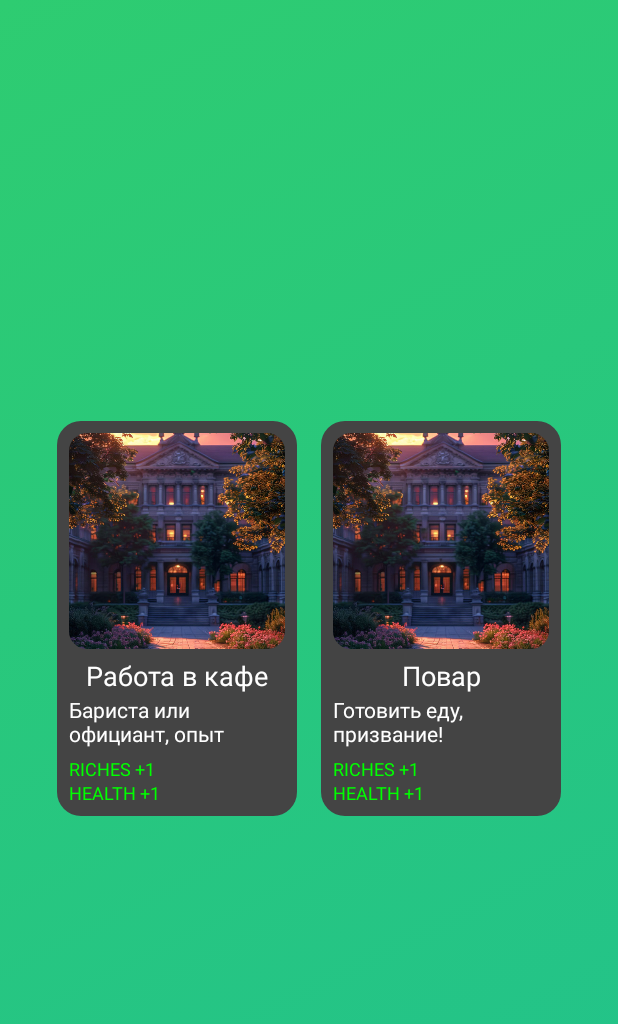
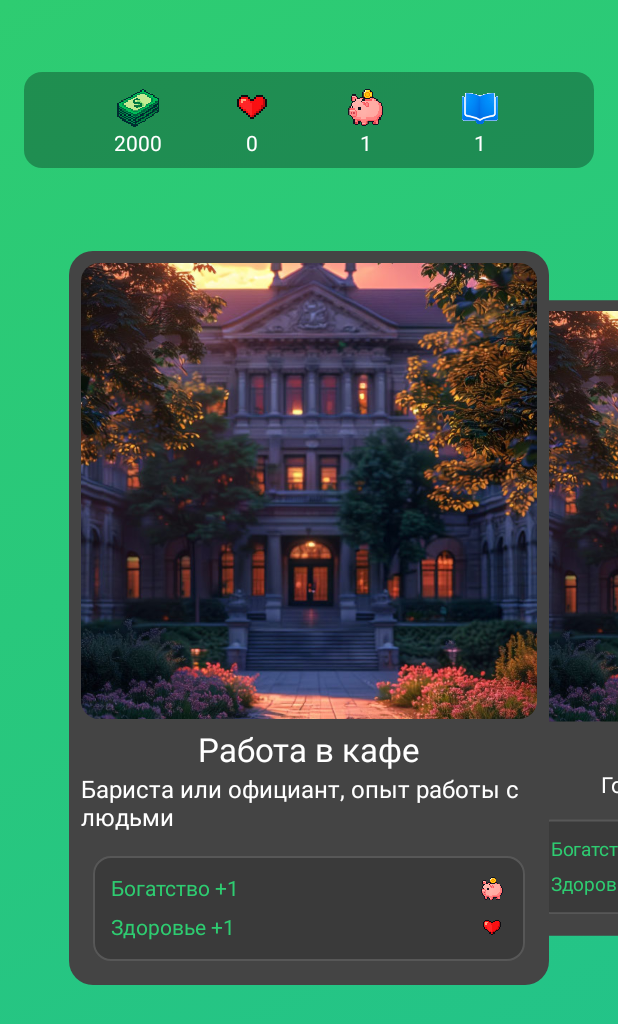
Before and after one commit to DKonstantinSource/lifescenario, an Android app built with Jetpack Compose: the GameScreen screen opened through its navigation route, after a tap on "Сразу работать", on a phone screen of 412 x 824 dp. Shown: the top 1024 px of the screen. Run offline under Robolectric (Android 15) with nearby library versions, the phone set to English and light mode, and no system bars; our stand-ins replace Room's generated code; 2 other taps on this screen came first.

Commit message:
1. Make carousel, fix ui. 2. Upgrade Manager Card logic 3. Upgrade icon .

```diff
--- a/app/src/main/java/lifescenario/com/data/db/entity/stat/PersonalStat.kt
+++ b/app/src/main/java/lifescenario/com/data/db/entity/stat/PersonalStat.kt
@@ -3,5 +3,13 @@ package lifescenario.com.data.db.entity.stat
 enum class PersonalStat {
     HEALTH,
     RICHES,
-    EDUCATION
+    EDUCATION,
+    MONEY
 }
+
+fun PersonalStat.displayName(): String = when (this) {
+    PersonalStat.HEALTH -> "Здоровье"
+    PersonalStat.RICHES -> "Богатство"
+    PersonalStat.EDUCATION -> "Образование"
+    PersonalStat.MONEY -> "Деньги"
+}
--- a/app/src/main/java/lifescenario/com/data/manager/CardGameRepositoryImpl.kt
+++ b/app/src/main/java/lifescenario/com/data/manager/CardGameRepositoryImpl.kt
@@ -3,8 +3,8 @@ package lifescenario.com.data.manager
 import kotlinx.coroutines.flow.Flow
 import lifescenario.com.data.db.entity.CardEntity
 import lifescenario.com.data.manager.cards.InitialCards
-import lifescenario.com.data.manager.cards.WorkAfterUniversity
-import lifescenario.com.data.manager.cards.WorkWithoutUniversity
+import lifescenario.com.data.manager.cards.youth.WorkAfterUniversity
+import lifescenario.com.data.manager.cards.youth.WorkWithoutUniversity
 
 class CardGameRepositoryImpl : CardGameRepositoryContract {
 
--- a/app/src/main/java/lifescenario/com/data/manager/CardManagerContract.kt
+++ b/app/src/main/java/lifescenario/com/data/manager/CardManagerContract.kt
@@ -6,8 +6,9 @@ import lifescenario.com.data.db.entity.CardEntity
 
 interface CardManagerContract {
 
-    val currentCards: StateFlow<List<CardEntity>>
     fun startGame()
     fun selectCard(selectedCard: CardEntity)
+    fun selectCards(cards: List<CardEntity>)
     fun getCurrentCard(): CardEntity?
+    fun getCurrentCards(): List<CardEntity>
 }
--- a/app/src/main/java/lifescenario/com/data/manager/cards/WorkAfterUniversity.kt
+++ b/app/src/main/java/lifescenario/com/data/manager/cards/youth/WorkAfterUniversity.kt
@@ -1,4 +1,4 @@
-package lifescenario.com.data.manager.cards
+package lifescenario.com.data.manager.cards.youth
 
 import lifescenario.com.data.db.entity.CardEntity
 import lifescenario.com.data.db.entity.CardType
--- a/app/src/main/java/lifescenario/com/data/manager/cards/WorkWithoutUniversity.kt
+++ b/app/src/main/java/lifescenario/com/data/manager/cards/youth/WorkWithoutUniversity.kt
@@ -1,4 +1,4 @@
-package lifescenario.com.data.manager.cards
+package lifescenario.com.data.manager.cards.youth
 
 import lifescenario.com.data.db.entity.CardEntity
 import lifescenario.com.data.db.entity.CardType
--- /dev/null
+++ b/app/src/main/java/lifescenario/com/ui/screen/newgame/CardItemWithStats.kt
@@ -0,0 +1,116 @@
+package lifescenario.com.ui.screen.newgame
+
+
+import androidx.compose.foundation.Image
+import androidx.compose.foundation.background
+import androidx.compose.foundation.border
+import androidx.compose.foundation.clickable
+import androidx.compose.foundation.layout.*
+import androidx.compose.foundation.shape.RoundedCornerShape
+import androidx.compose.material.Icon
+import androidx.compose.material.Text
+import androidx.compose.material3.*
+import androidx.compose.runtime.Composable
+import androidx.compose.ui.Alignment
+import androidx.compose.ui.Modifier
+import androidx.compose.ui.draw.clip
+import androidx.compose.ui.draw.shadow
+import androidx.compose.ui.graphics.Color
+import androidx.compose.ui.layout.ContentScale
+import androidx.compose.ui.res.painterResource
+import androidx.compose.ui.unit.dp
+import androidx.compose.ui.unit.sp
+import lifescenario.com.R
+import lifescenario.com.data.db.entity.CardEntity
+import lifescenario.com.data.db.entity.stat.PersonalStat
+import lifescenario.com.data.db.entity.stat.displayName
+import kotlin.math.abs
+
+
+@Composable
+fun CardItemWithStats(
+    card: CardEntity,
+    onCardSelected: (CardEntity) -> Unit,
+    modifier: Modifier = Modifier,
+    backgroundAlpha: Float = 1f
+) {
+    Column(
+        modifier = modifier
+            .clickable { onCardSelected(card) }
+            .background(Color.DarkGray.copy(alpha = backgroundAlpha), RoundedCornerShape(16.dp))
+            .padding(8.dp),
+        horizontalAlignment = Alignment.CenterHorizontally
+    ) {
+        Image(
+            painter = painterResource(id = getDrawableFromName(card.backgroundImage)),
+            contentDescription = card.title,
+            contentScale = ContentScale.Crop,
+            modifier = Modifier
+                .fillMaxWidth()
+                .aspectRatio(1f)
+                .clip(RoundedCornerShape(12.dp))
+        )
+
+        Spacer(modifier = Modifier.height(8.dp))
+
+        Text(text = card.title, fontSize = 22.sp, color = Color.White)
+
+        Spacer(modifier = Modifier.height(4.dp))
+
+        Text(text = card.description, fontSize = 16.sp, color = Color.White, maxLines = 4)
+
+        Spacer(modifier = Modifier.height(8.dp))
+
+        Column(
+            verticalArrangement = Arrangement.spacedBy(6.dp),
+            horizontalAlignment = Alignment.Start,
+            modifier = Modifier
+                .fillMaxWidth()
+                .padding(8.dp)
+                .background(
+                    color = Color(0xFF3A3A3A),
+                    shape = RoundedCornerShape(12.dp)
+                )
+                .border(
+                    width = 1.dp,
+                    color = Color.White.copy(alpha = 0.15f),
+                    shape = RoundedCornerShape(12.dp)
+                )
+                .padding(12.dp)
+        ) {
+            card.statEffect.forEach { (stat, value) ->
+                val sign = if (value >= 0) "+" else "-"
+                val color = if (value >= 0) Color(0xFF2ECC71) else Color(0xFFE74C3C)
+
+                val iconRes = when (stat) {
+                    PersonalStat.HEALTH -> R.drawable.ic_heart
+                    PersonalStat.HEALTH -> R.drawable.ic_heart
+                    PersonalStat.RICHES -> R.drawable.ic_pig
+                    PersonalStat.EDUCATION -> R.drawable.ic_book
+                    PersonalStat.MONEY -> R.drawable.ic_money
+                }
+
+                Row(
+                    verticalAlignment = Alignment.CenterVertically,
+                    horizontalArrangement = Arrangement.SpaceBetween,
+                    modifier = Modifier.fillMaxWidth()
+                ) {
+                    Text(
+                        text = "${stat.displayName()} $sign${abs(value)}",
+                        fontSize = 14.sp,
+                        color = color
+                    )
+                    Icon(
+                        painter = painterResource(id = iconRes),
+                        contentDescription = null,
+                        modifier = Modifier.size(20.dp),
+                        tint = Color.Unspecified
+                    )
+                }
+            }
+        }
+
+
+
+    }
+}
--- a/app/src/main/java/lifescenario/com/ui/screen/newgame/CardSelectionScreen.kt
+++ b/app/src/main/java/lifescenario/com/ui/screen/newgame/CardSelectionScreen.kt
@@ -1,110 +1,100 @@
 package lifescenario.com.ui.screen.newgame
 
-import androidx.compose.foundation.Image
-import androidx.compose.foundation.background
-import androidx.compose.foundation.clickable
+import androidx.compose.animation.core.animateFloatAsState
+import androidx.compose.animation.core.tween
+import androidx.compose.foundation.gestures.detectHorizontalDragGestures
 import androidx.compose.foundation.layout.*
-import androidx.compose.foundation.shape.RoundedCornerShape
-import androidx.compose.material.Text
 import androidx.compose.runtime.Composable
+import androidx.compose.runtime.mutableStateOf
+import androidx.compose.runtime.remember
+import androidx.compose.runtime.rememberCoroutineScope
 import androidx.compose.ui.Alignment
 import androidx.compose.ui.Modifier
-import androidx.compose.ui.draw.clip
-import androidx.compose.ui.graphics.Color
-import androidx.compose.ui.layout.ContentScale
+import androidx.compose.ui.graphics.graphicsLayer
+import androidx.compose.ui.input.pointer.pointerInput
 import androidx.compose.ui.platform.LocalContext
-import androidx.compose.ui.res.painterResource
 import androidx.compose.ui.unit.dp
-import androidx.compose.ui.unit.sp
+import androidx.compose.ui.zIndex
 import lifescenario.com.data.db.entity.CardEntity
+import kotlin.math.abs
+import androidx.compose.runtime.getValue
+import androidx.compose.runtime.setValue
+import androidx.compose.ui.platform.LocalDensity
+
+
 
 @Composable
 fun CardSelectionScreen(
     cards: List<CardEntity>,
     onCardSelected: (CardEntity) -> Unit
 ) {
+    if (cards.isEmpty()) return
+
+    val cardWidth = 320.dp
+    val cardSpacing = 40.dp
+    val coroutineScope = rememberCoroutineScope()
+    var currentIndex by remember { mutableStateOf(0) }
+    var dragOffset by remember { mutableStateOf(0f) }
+
     Box(
         modifier = Modifier
-            .fillMaxSize(),
+            .fillMaxSize()
+            .pointerInput(cards) {
+                detectHorizontalDragGestures(
+                    onDragEnd = {
+                        if (dragOffset < -100 && currentIndex < cards.lastIndex) currentIndex++
+                        else if (dragOffset > 100 && currentIndex > 0) currentIndex--
+                        currentIndex = currentIndex.coerceIn(0, cards.lastIndex)
+
+                        dragOffset = 0f
+                    },
+
+                    onHorizontalDrag = { _, delta ->
+                        dragOffset += delta
+                    }
+                )
+            },
         contentAlignment = Alignment.Center
     ) {
-        Row(
-            modifier = Modifier
-                .wrapContentWidth()
-                .padding(horizontal = 16.dp),
-            horizontalArrangement = Arrangement.spacedBy(16.dp),
-            verticalAlignment = Alignment.Top
-        ) {
-            cards.take(2).forEach { card ->
-                CardItemWithStats(
-                    card = card,
-                    onCardSelected = onCardSelected,
-                    modifier = Modifier.width(160.dp) // фиксированная ширина, чтобы была одна или две карты
-                )
+        val density = LocalDensity.current
+        val cardOffsetPx = with(density) { (cardWidth.toPx() - cardSpacing.toPx()) }
+
+        cards.forEachIndexed { index, card ->
+            val offsetFromCenter = if (cards.size == 1) 0 else index - currentIndex
+
+            val animatedOffset by animateFloatAsState(
+                targetValue = offsetFromCenter * cardOffsetPx + dragOffset,
+                animationSpec = tween(durationMillis = 250)
+                    //300 prolag
+            )
+
+            val progressToCenter = (1f - (abs(offsetFromCenter.toFloat()) / 2f)).coerceIn(0f, 1f)
+            val scale by animateFloatAsState(
+                targetValue = 0.8f + 0.2f * progressToCenter,
+                animationSpec = tween(300)
+            )
+
+            val zIndexValue = if (index == currentIndex) 1f else 0f
+
+            Box(
+                modifier = Modifier
+                    .width(cardWidth)
+                    .graphicsLayer {
+                        translationX = animatedOffset
+                        scaleX = scale
+                        scaleY = scale
+                        this.alpha = alpha
+                    }
+                    .zIndex(zIndexValue)
+                    .align(Alignment.Center)
+            ) {
+                CardItemWithStats(card = card, onCardSelected = onCardSelected)
             }
         }
     }
 }
 
-@Composable
-fun CardItemWithStats(
-    card: CardEntity,
-    onCardSelected: (CardEntity) -> Unit,
-    modifier: Modifier = Modifier
-) {
-    Column(
-        modifier = modifier
-            .clickable { onCardSelected(card) }
-            .background(Color.DarkGray, RoundedCornerShape(16.dp))
-            .padding(8.dp),
-        horizontalAlignment = Alignment.CenterHorizontally
-    ) {
-        // Квадратное изображение
-        Image(
-            painter = painterResource(id = getDrawableFromName(card.backgroundImage)),
-            contentDescription = card.title,
-            contentScale = ContentScale.Crop,
-            modifier = Modifier
-                .fillMaxWidth()
-                .aspectRatio(1f)
-                .clip(RoundedCornerShape(12.dp))
-        )
 
-        Spacer(modifier = Modifier.height(8.dp))
-
-        Text(
-            text = card.title,
-            fontSize = 18.sp,
-            color = Color.White
-        )
-
-        Spacer(modifier = Modifier.height(4.dp))
-
-        Text(
-            text = card.description,
-            fontSize = 14.sp,
-            color = Color.White,
-            maxLines = 2
-        )
-
-        Spacer(modifier = Modifier.height(8.dp))
-
-        Column(
-            verticalArrangement = Arrangement.spacedBy(2.dp),
-            horizontalAlignment = Alignment.Start,
-            modifier = Modifier.fillMaxWidth()
-        ) {
-            card.statEffect.forEach { (stat, value) ->
-                val sign = if (value >= 0) "+" else "-"
-                Text(
-                    text = "$stat $sign${kotlin.math.abs(value)}",
-                    fontSize = 12.sp,
-                    color = if (value >= 0) Color.Green else Color.Red
-                )
-            }
-        }
-    }
-}
 
 @Composable
 fun getDrawableFromName(name: String): Int {
--- a/app/src/main/java/lifescenario/com/ui/screen/newgame/GameScreen.kt
+++ b/app/src/main/java/lifescenario/com/ui/screen/newgame/GameScreen.kt
@@ -3,17 +3,32 @@ package lifescenario.com.ui.screen.newgame
 import androidx.compose.foundation.background
 import androidx.compose.foundation.layout.*
 import androidx.compose.runtime.Composable
+import androidx.compose.runtime.LaunchedEffect
 import androidx.compose.runtime.collectAsState
 import androidx.compose.ui.Modifier
 import androidx.compose.ui.geometry.Offset
 import androidx.compose.ui.graphics.Brush
 import androidx.compose.ui.graphics.Color
+import androidx.compose.ui.unit.dp
+import lifescenario.com.ui.screen.newgame.overlay.GameOverlay
+import lifescenario.com.ui.screen.newgame.overlay.InsufficientStatOverlay
 import lifescenario.com.ui.viewmodel.GameViewModel
 
 @Composable
 fun GameScreen(viewModel: GameViewModel) {
+    LaunchedEffect(Unit) {
+        viewModel.resetIntro()
+    }
+
     val isIntroVisible = viewModel.isIntroVisible.collectAsState()
     val cards = viewModel.currentCards.collectAsState()
+    val money = viewModel.money.collectAsState()
+    val health = viewModel.health.collectAsState()
+    val riches = viewModel.riches.collectAsState()
+    val education = viewModel.education.collectAsState()
+
+    val statInsufficient = viewModel.showInsufficientStatOverlay.collectAsState()
+    val canAfford = money.value >= viewModel.statPurchaseCost
 
     Box(
         modifier = Modifier
@@ -39,6 +54,25 @@ fun GameScreen(viewModel: GameViewModel) {
                     }
                 )
             }
+
+            GameOverlay(
+                money = money.value,
+                health = health.value,
+                riches = riches.value,
+                education = education.value,
+                modifier = Modifier
+                    .fillMaxWidth()
+                    .padding(top = 32.dp)
+            )
+        }
+
+        if (statInsufficient.value != null) {
+            InsufficientStatOverlay(
+                stat = statInsufficient.value!!,
+                canAfford = canAfford,
+                onBuy = { viewModel.buyStatToApplyPendingCard() },
+                onCancel = { viewModel.cancelStatPurchase() }
+            )
         }
     }
 }
--- /dev/null
+++ b/app/src/main/java/lifescenario/com/ui/screen/newgame/overlay/GameOverlay.kt
@@ -0,0 +1,63 @@
+package lifescenario.com.ui.screen.newgame.overlay
+
+import androidx.compose.foundation.Image
+import androidx.compose.foundation.background
+import androidx.compose.foundation.layout.*
+import androidx.compose.foundation.shape.RoundedCornerShape
+import androidx.compose.material.Text
+import androidx.compose.runtime.Composable
+import androidx.compose.ui.Alignment
+import androidx.compose.ui.Modifier
+import androidx.compose.ui.graphics.Color
+import androidx.compose.ui.res.painterResource
+import androidx.compose.ui.unit.dp
+import androidx.compose.ui.unit.sp
+import lifescenario.com.R
+
+
+
+@Composable
+fun GameOverlay(
+    money: Int,
+    health: Int,
+    riches: Int,
+    education: Int,
+    modifier: Modifier = Modifier
+) {
+    Row(
+        modifier = modifier
+            .fillMaxWidth()
+            .padding(16.dp)
+            .background(
+                color = Color.Black.copy(alpha = 0.3f),
+                shape = RoundedCornerShape(12.dp)
+            )
+            .padding(horizontal = 16.dp, vertical = 8.dp),
+        horizontalArrangement = Arrangement.SpaceEvenly,
+        verticalAlignment = Alignment.CenterVertically
+    ) {
+        StatItem(iconRes = R.drawable.ic_money, value = money)
+        StatItem(iconRes = R.drawable.ic_heart, value = health)
+        StatItem(iconRes = R.drawable.ic_pig, value = riches)
+        StatItem(iconRes = R.drawable.ic_book, value = education)
+    }
+}
+
+@Composable
+fun StatItem(
+    iconRes: Int,
+    value: Int,
+    modifier: Modifier = Modifier
+) {
+    Column(
+        horizontalAlignment = Alignment.CenterHorizontally,
+        modifier = modifier
+    ) {
+        Image(
+            painter = painterResource(id = iconRes),
+            contentDescription = null,
+            modifier = Modifier.size(32.dp)
+        )
+        Text(text = value.toString(), color = Color.White, fontSize = 14.sp)
+    }
+}
--- a/app/src/main/java/lifescenario/com/ui/viewmodel/GameViewModel.kt
+++ b/app/src/main/java/lifescenario/com/ui/viewmodel/GameViewModel.kt
@@ -2,29 +2,116 @@ package lifescenario.com.ui.viewmodel
 
 import androidx.lifecycle.ViewModel
 import androidx.lifecycle.viewModelScope
+import kotlinx.coroutines.flow.MutableStateFlow
 import kotlinx.coroutines.flow.StateFlow
-import kotlinx.coroutines.flow.MutableStateFlow
 import kotlinx.coroutines.launch
 import lifescenario.com.data.db.entity.CardEntity
+import lifescenario.com.data.db.entity.stat.PersonalStat
 import lifescenario.com.data.manager.CardManagerContract
 
 class GameViewModel(
     private val cardManager: CardManagerContract
 ) : ViewModel() {
 
-    val currentCards: StateFlow<List<CardEntity>> = cardManager.currentCards
+    private val _health = MutableStateFlow(0)
+    val health: StateFlow<Int> = _health
+
+    private val _riches = MutableStateFlow(0)
+    val riches: StateFlow<Int> = _riches
+
+    private val _education = MutableStateFlow(0)
+    val education: StateFlow<Int> = _education
+
+    private val _money = MutableStateFlow(2000)
+    val money: StateFlow<Int> = _money
+
+    private val _currentCards = MutableStateFlow<List<CardEntity>>(emptyList())
+    val currentCards: StateFlow<List<CardEntity>> = _currentCards
 
     private val _isIntroVisible = MutableStateFlow(true)
     val isIntroVisible: StateFlow<Boolean> = _isIntroVisible
 
+    private val _showInsufficientStatOverlay = MutableStateFlow<PersonalStat?>(null)
+    val showInsufficientStatOverlay: StateFlow<PersonalStat?> = _showInsufficientStatOverlay
+
+    private val _cardPending = MutableStateFlow<CardEntity?>(null)
+
+    val statPurchaseCost = 500
+
+    private var worldEventsQueue: MutableList<CardEntity> = mutableListOf()
+
     fun hideIntroAndStartGame() {
         _isIntroVisible.value = false
         cardManager.startGame()
+        _currentCards.value = cardManager.getCurrentCards()
+        worldEventsQueue.clear()
+    }
+
+    fun resetIntro() {
+        _isIntroVisible.value = true
     }
 
     fun selectCard(card: CardEntity) {
-        viewModelScope.launch {
-            cardManager.selectCard(card)
+        val insufficientStat = card.statEffect.entries.firstOrNull { (stat, value) ->
+            value < 0 && getStatValue(stat) + value < 0
+        }
+
+        if (insufficientStat != null) {
+            _showInsufficientStatOverlay.value = insufficientStat.key
+            _cardPending.value = card
+        } else {
+            applyCardEffect(card)
         }
     }
+
+    fun buyStatToApplyPendingCard() {
+        val card = _cardPending.value ?: return
+        val stat = _showInsufficientStatOverlay.value ?: return
+
+        if (_money.value >= statPurchaseCost) {
+            _money.value -= statPurchaseCost
+            increaseStat(stat, 1)
+            _showInsufficientStatOverlay.value = null
+            _cardPending.value = null
+            selectCard(card)
+        }
+    }
+
+    fun cancelStatPurchase() {
+        _showInsufficientStatOverlay.value = null
+        _cardPending.value = null
+    }
+
+    private fun applyCardEffect(card: CardEntity) {
+        viewModelScope.launch {
+            if (card.cardPersonalId != 300) {
+                card.statEffect.forEach { (stat, value) ->
+                    when (stat) {
+                        PersonalStat.HEALTH -> _health.value += value
+                        PersonalStat.RICHES -> _riches.value += value
+                        PersonalStat.EDUCATION -> _education.value += value
+                        PersonalStat.MONEY -> _money.value += value
+                    }
+                }
+            }
+
+            cardManager.selectCard(card)
+            _currentCards.value = cardManager.getCurrentCards()
+        }
+    }
+
+
+    private fun getStatValue(stat: PersonalStat): Int = when (stat) {
+        PersonalStat.HEALTH -> _health.value
+        PersonalStat.RICHES -> _riches.value
+        PersonalStat.EDUCATION -> _education.value
+        PersonalStat.MONEY -> _money.value
+    }
+
+    private fun increaseStat(stat: PersonalStat, value: Int) = when (stat) {
+        PersonalStat.HEALTH -> _health.value += value
+        PersonalStat.RICHES -> _riches.value += value
+        PersonalStat.EDUCATION -> _education.value += value
+        PersonalStat.MONEY -> _money.value += value
+    }
 }
```
Also changed, not shown: app/src/main/java/lifescenario/com/data/manager/CardManager.kt (+64 -6 lines), app/src/main/java/lifescenario/com/data/manager/cards/InitialCards.kt (+30 -2 lines), app/src/main/java/lifescenario/com/ui/screen/newgame/CardItem.kt (deleted, +0 -67 lines), app/src/main/java/lifescenario/com/ui/screen/newgame/overlay/InsufficientStatOverlay.kt (added, +65 -0 lines), app/src/main/res/drawable/ic_book.png (added), app/src/main/res/drawable/ic_heart.png (added), app/src/main/res/drawable/ic_money.png (added), app/src/main/res/drawable/ic_pig.png (added).
